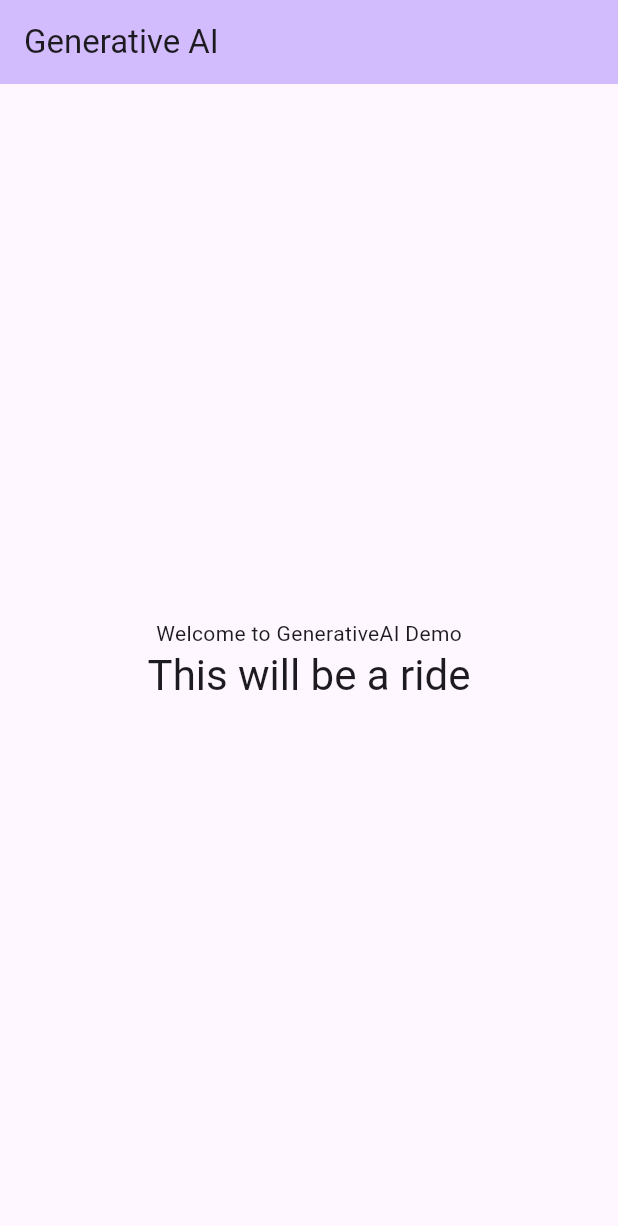
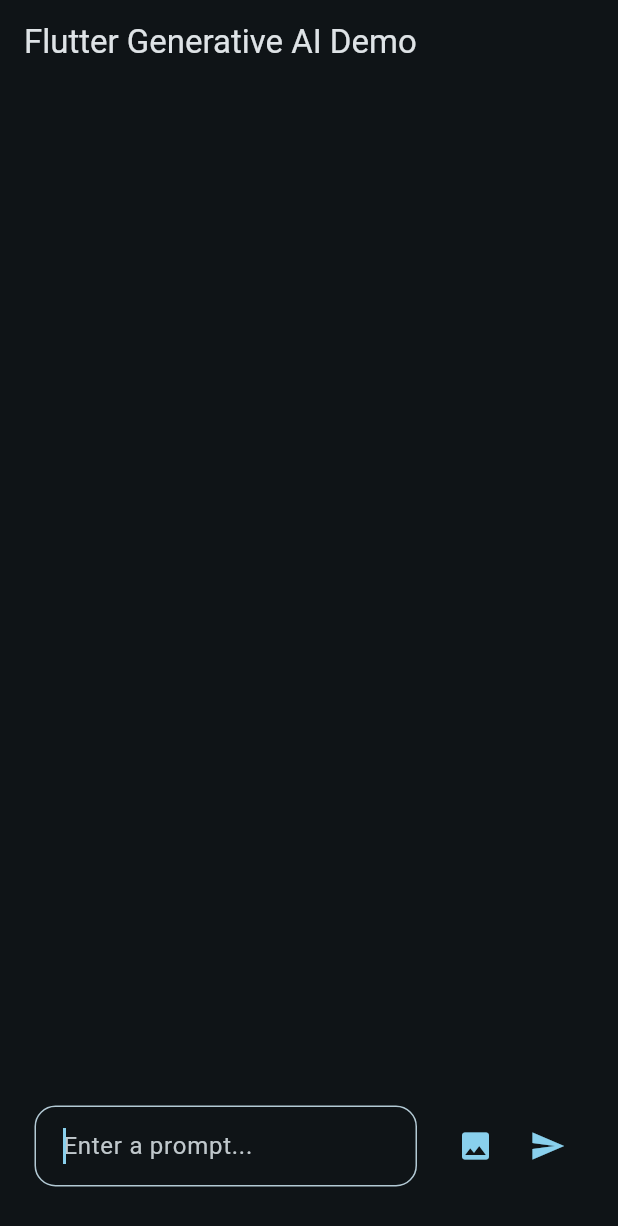
Before and after one commit to Uticodes/GDGUyo-BuildWithAI-Flutter-Demo, a Flutter app: the screen it shows after launch, on a phone screen of 412 x 824 dp. Shown: the top 1226 px of the screen. Run offline on Flutter 3.47's test engine with Material 3 defaults, Android fonts, the phone set to English and light mode, and no system bars; our stand-ins replace flutter_dotenv, flutter_markdown, google_generative_ai.

Commit message:
Setup Generative AI and Design the Chat Screen

```diff
--- /dev/null
+++ b/lib/chat/chat_screen.dart
@@ -0,0 +1,36 @@
+import 'package:flutter/material.dart';
+import 'package:flutter_dotenv/flutter_dotenv.dart';
+
+import 'chat_widget.dart';
+
+class ChatScreen extends StatefulWidget {
+  const ChatScreen({super.key, required this.title});
+
+  final String title;
+
+  @override
+  State<ChatScreen> createState() => _ChatScreenState();
+}
+
+
+class _ChatScreenState extends State<ChatScreen> {
+  String _apiKey = "";
+
+  @override
+  void initState() {
+    _apiKey = dotenv.get('API_KEY');
+
+    debugPrint("API_KEY: $_apiKey");
+
+    super.initState();
+  }
+  @override
+  Widget build(BuildContext context) {
+    return Scaffold(
+      appBar: AppBar(
+        title: Text(widget.title),
+      ),
+      body: ChatWidget(apiKey: _apiKey),
+    );
+  }
+}
--- /dev/null
+++ b/lib/chat/chat_widget.dart
@@ -0,0 +1,171 @@
+import 'package:flutter/material.dart';
+import 'package:flutter_dotenv/flutter_dotenv.dart';
+import 'package:google_generative_ai/google_generative_ai.dart';
+
+import 'message_widget.dart';
+
+class ChatWidget extends StatefulWidget {
+  const ChatWidget({
+    required this.apiKey,
+    super.key,
+  });
+
+  final String apiKey;
+
+  @override
+  State<ChatWidget> createState() => _ChatWidgetState();
+}
+
+class _ChatWidgetState extends State<ChatWidget> {
+  String _apiKey = "";
+  late final GenerativeModel _model;
+  late final GenerativeModel _visionModel;
+  late final ChatSession _chat;
+  final ScrollController _scrollController = ScrollController();
+  final TextEditingController _textController = TextEditingController();
+  final FocusNode _textFieldFocus = FocusNode();
+  final List<ContentEntry> _generatedContent = [];
+
+  bool _loading = false;
+
+  @override
+  void initState() {
+    super.initState();
+    _apiKey = dotenv.get('API_KEY');
+    _model = GenerativeModel(
+      model: 'gemini-pro',
+      apiKey: widget.apiKey,
+    );
+    _visionModel = GenerativeModel(
+      model: 'gemini-pro-vision',
+      apiKey: _apiKey,
+    );
+    _chat = _model.startChat();
+  }
+
+  void _scrollDown() {
+    WidgetsBinding.instance.addPostFrameCallback(
+          (_) => _scrollController.animateTo(
+        _scrollController.position.maxScrollExtent,
+        duration: const Duration(
+          milliseconds: 750,
+        ),
+        curve: Curves.easeOutCirc,
+      ),
+    );
+  }
+
+  @override
+  Widget build(BuildContext context) {
+    final textFieldDecoration = InputDecoration(
+      contentPadding: const EdgeInsets.all(15),
+      hintText: 'Enter a prompt...',
+      border: OutlineInputBorder(
+        borderRadius: const BorderRadius.all(
+          Radius.circular(14),
+        ),
+        borderSide: BorderSide(
+          color: Theme.of(context).colorScheme.secondary,
+        ),
+      ),
+      focusedBorder: OutlineInputBorder(
+        borderRadius: const BorderRadius.all(
+          Radius.circular(14),
+        ),
+        borderSide: BorderSide(
+          color: Theme.of(context).colorScheme.secondary,
+        ),
+      ),
+    );
+
+    return Padding(
+      padding: const EdgeInsets.all(8.0),
+      child: Column(
+        mainAxisAlignment: MainAxisAlignment.center,
+        crossAxisAlignment: CrossAxisAlignment.start,
+        children: [
+          Expanded(
+            child: _apiKey.isNotEmpty
+                ? ListView.builder(
+              controller: _scrollController,
+              itemBuilder: (context, idx) {
+                final content = _generatedContent[idx];
+                return MessageWidget(
+                  text: content.text,
+                  image: content.image,
+                  isFromUser: content.fromUser,
+                );
+              },
+              itemCount: _generatedContent.length,
+            )
+                : ListView(
+              children: const [
+                Text(
+                  'No API key found. Please provide an API Key using '
+                      "'--dart-define' to set the 'API_KEY' declaration.",
+                ),
+              ],
+            ),
+          ),
+          Padding(
+            padding: const EdgeInsets.symmetric(
+              vertical: 25,
+              horizontal: 15,
+            ),
+            child: Row(
+              children: [
+                Expanded(
+                  child: TextField(
+                    autofocus: true,
+                    focusNode: _textFieldFocus,
+                    decoration: textFieldDecoration,
+                    controller: _textController,
+                    onSubmitted: (value) {
+                      /// todo _sendChatMessage
+                    },
+                  ),
+                ),
+                const SizedBox.square(dimension: 15),
+                IconButton(
+                  onPressed: !_loading
+                      ? () async {
+                    ///todo _sendImagePrompt(_textController.text);
+                  }
+                      : null,
+                  icon: Icon(
+                    Icons.image,
+                    color: _loading
+                        ? Theme.of(context).colorScheme.secondary
+                        : Theme.of(context).colorScheme.primary,
+                  ),
+                ),
+                if (!_loading)
+                  IconButton(
+                    onPressed: () async {
+                      /// todo _sendChatMessage(_textController.text);
+                    },
+                    icon: Icon(
+                      Icons.send,
+                      color: Theme.of(context).colorScheme.primary,
+                    ),
+                  )
+                else
+                  const CircularProgressIndicator(),
+              ],
+            ),
+          ),
+        ],
+      ),
+    );
+  }
+
+}
+
+
+class ContentEntry {
+  final Image? image;
+  final String? text;
+  final bool fromUser;
+
+  ContentEntry({this.image, this.text, required this.fromUser});
+}
--- a/lib/main.dart
+++ b/lib/main.dart
@@ -1,59 +1,34 @@
+import 'dart:io';
+
 import 'package:flutter/material.dart';
+import 'package:flutter_dotenv/flutter_dotenv.dart';
 
-void main() {
-  runApp(const MyApp());
+import 'chat/chat_screen.dart';
+
+
+
+void main() async {
+  await dotenv.load(fileName: ".env", mergeWith: Platform.environment);
+  runApp(const GenerativeAIDemo());
 }
 
-class MyApp extends StatelessWidget {
-  const MyApp({super.key});
+class GenerativeAIDemo extends StatelessWidget {
+  const GenerativeAIDemo({super.key});
 
-  // This widget is the root of your application.
   @override
   Widget build(BuildContext context) {
+
     return MaterialApp(
-      title: 'GenerativeAI Demo',
+      title: 'Flutter + Generative AI',
+      debugShowCheckedModeBanner: false,
       theme: ThemeData(
-        colorScheme: ColorScheme.fromSeed(seedColor: Colors.deepPurple),
+        colorScheme: ColorScheme.fromSeed(
+          brightness: Brightness.dark,
+          seedColor: const Color.fromARGB(255, 171, 222, 244),
+        ),
         useMaterial3: true,
       ),
-      home: const MyHomePage(title: 'Generative AI'),
+      home: const ChatScreen(title: 'Flutter Generative AI Demo'),
     );
   }
 }
-
-class MyHomePage extends StatefulWidget {
-  const MyHomePage({super.key, required this.title});
-
-  final String title;
-
-  @override
-  State<MyHomePage> createState() => _MyHomePageState();
-}
-
-class _MyHomePageState extends State<MyHomePage> {
-
-
-  @override
-  Widget build(BuildContext context) {
-    return Scaffold(
-      appBar: AppBar(
-        backgroundColor: Theme.of(context).colorScheme.inversePrimary,
-        title: Text(widget.title),
-      ),
-      body: Center(
-        child: Column(
-          mainAxisAlignment: MainAxisAlignment.center,
-          children: <Widget>[
-            const Text(
-              'Welcome to GenerativeAI Demo',
-            ),
-            Text(
-              'This will be a ride',
-              style: Theme.of(context).textTheme.headlineMedium,
-            ),
-          ],
-        ),
-      ),
-    );
-  }
-}
```
Also changed, not shown: lib/chat/message_widget.dart (added, +43 -0 lines), pubspec.yaml (+7 -2 lines), assets/images/cat.jpg (added), assets/images/scones.jpg (added), pubspec.lock, 11 other files.
